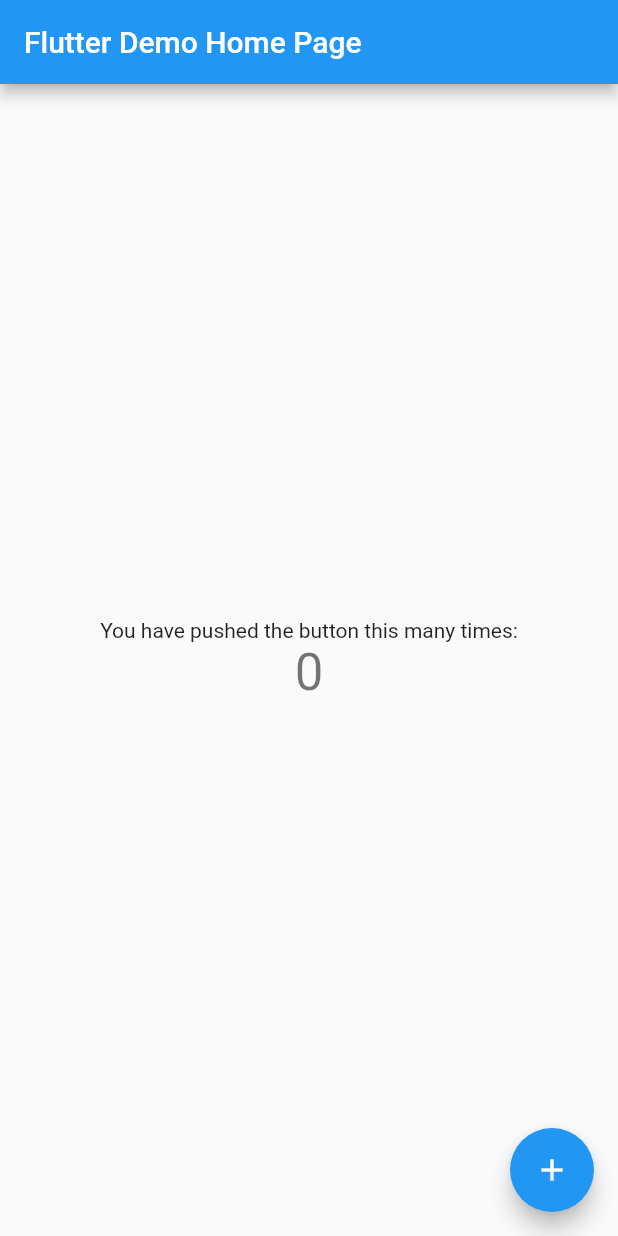
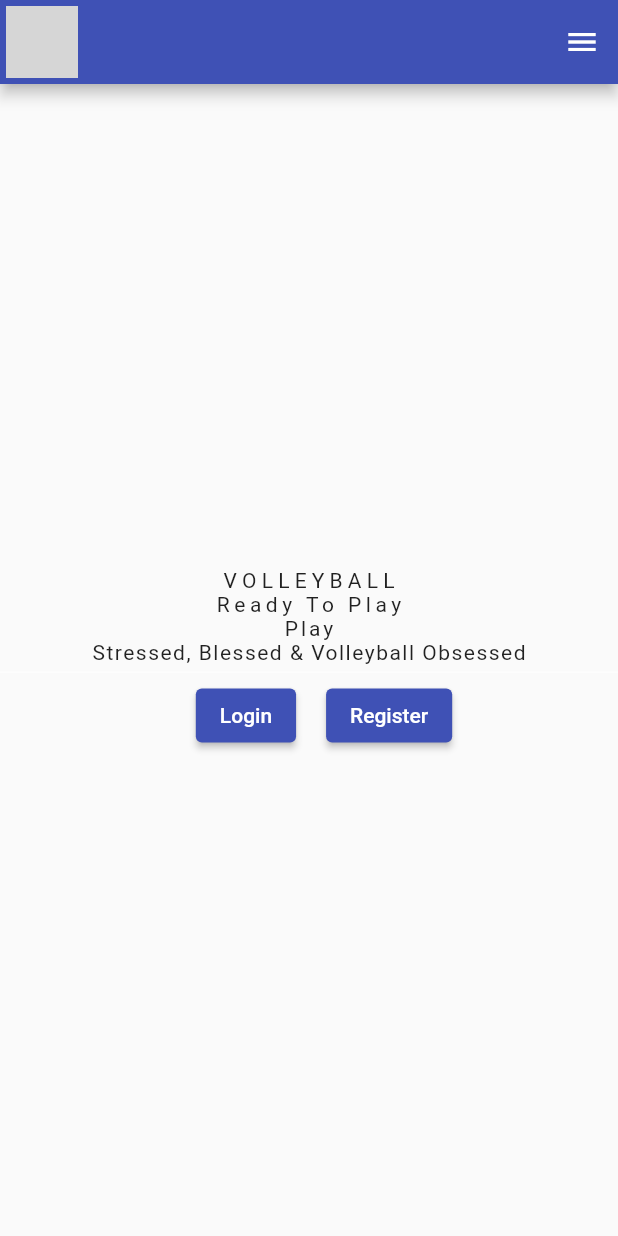
Before and after one commit to MissamRazaNaqvi/thecvl, a Flutter app: the screen it shows after launch, on a phone screen of 412 x 824 dp. Run offline on Flutter 3.47's test engine with Material 2 defaults, Android fonts, the phone set to English and light mode, and no system bars; grey boxes are pictures that could not be loaded.

Commit message:
commit for maherban

```diff
--- a/lib/main.dart
+++ b/lib/main.dart
@@ -1,4 +1,6 @@
 import 'package:flutter/material.dart';
+import 'package:thecvl/aboutus.dart';
+import 'package:thecvl/news.dart';
 
 void main() {
   runApp(const MyApp());
@@ -6,105 +8,140 @@
 
 class MyApp extends StatelessWidget {
   const MyApp({Key? key}) : super(key: key);
-
-  // This widget is the root of your application.
   @override
   Widget build(BuildContext context) {
     return MaterialApp(
-      title: 'hello HCL',
+      title: 'CVL',
       theme: ThemeData(
-        // This is the theme of your application.
-        //
-        // Try running your application with "flutter run". You'll see the
-        // application has a blue toolbar. Then, without quitting the app, try
-        // changing the primarySwatch below to Colors.green and then invoke
-        // "hot reload" (press "r" in the console where you ran "flutter run",
-        // or simply save your changes to "hot reload" in a Flutter IDE).
-        // Notice that the counter didn't reset back to zero; the application
-        // is not restarted.
-        primarySwatch: Colors.blue,
+        primarySwatch: Colors.indigo,
       ),
-      home: const MyHomePage(title: 'Flutter Demo Home Page'),
+      home: const cvl(),
     );
   }
 }
 
-class MyHomePage extends StatefulWidget {
-  const MyHomePage({Key? key, required this.title}) : super(key: key);
-
-  // This widget is the home page of your application. It is stateful, meaning
-  // that it has a State object (defined below) that contains fields that affect
-  // how it looks.
-
-  // This class is the configuration for the state. It holds the values (in this
-  // case the title) provided by the parent (in this case the App widget) and
-  // used by the build method of the State. Fields in a Widget subclass are
-  // always marked "final".
-
-  final String title;
+class cvl extends StatefulWidget {
+  const cvl({Key? key}) : super(key: key);
 
   @override
-  State<MyHomePage> createState() => _MyHomePageState();
+  State<cvl> createState() => _cvlState();
 }
 
-class _MyHomePageState extends State<MyHomePage> {
-  int _counter = 0;
-
-  void _incrementCounter() {
-    setState(() {
-      _counter++;
-    });
-  }
-
+class _cvlState extends State<cvl> {
   @override
   Widget build(BuildContext context) {
-    // This method is rerun every time setState is called, for instance as done
-    // by the _incrementCounter method above.
-    //
-    // The Flutter framework has been optimized to make rerunning build methods
-    // fast, so that you can just rebuild anything that needs updating rather
-    // than having to individually change instances of widgets.
     return Scaffold(
       appBar: AppBar(
-        // Here we take the value from the MyHomePage object that was created by
-        // the App.build method, and use it to set our appbar title.
-        title: Text(widget.title),
+        leading: Padding(
+          padding: const EdgeInsets.all(4.0),
+          child:
+          Image.asset('images/vcl.jpg',height: 10.0),
+        ),
       ),
-      body: Center(
-        // Center is a layout widget. It takes a single child and positions it
-        // in the middle of the parent.
-        child: Column(
-          // Column is also a layout widget. It takes a list of children and
-          // arranges them vertically. By default, it sizes itself to fit its
-          // children horizontally, and tries to be as tall as its parent.
-          //
-          // Invoke "debug painting" (press "p" in the console, choose the
-          // "Toggle Debug Paint" action from the Flutter Inspector in Android
-          // Studio, or the "Toggle Debug Paint" command in Visual Studio Code)
-          // to see the wireframe for each widget.
-          //
-          // Column has various properties to control how it sizes itself and
-          // how it positions its children. Here we use mainAxisAlignment to
-          // center the children vertically; the main axis here is the vertical
-          // axis because Columns are vertical (the cross axis would be
-          // horizontal).
-          mainAxisAlignment: MainAxisAlignment.center,
-          children: <Widget>[
-            const Text(
-              'You have pushed the button this many times:',
+      endDrawer: Drawer(
+        backgroundColor: Colors.indigo,
+        elevation: 10.0,
+        child: ListView(
+          children: [
+            ListTile(
+              leading: Icon(Icons.home),
+              title: Text('Home',style: TextStyle(fontSize: 10, color: Colors.white)),
+              onTap: (){
+                Navigator.push(
+                  context,
+                  MaterialPageRoute(builder: (context) => const MyApp()),
+                );
+              },
             ),
-            Text(
-              '$_counter',
-              style: Theme.of(context).textTheme.headline4,
+            Divider(height: 2.0,),
+            ListTile(
+              leading: Icon(Icons.newspaper),
+              title: Text('News',style: TextStyle(fontSize: 10, color: Colors.white )),
+              onTap: (){
+                Navigator.push(
+                  context,
+                  MaterialPageRoute(builder: (context) => const newsApp()),
+                );
+              },
+            ),
+            Divider(height: 2.0,),
+            ListTile(
+              leading: Icon(Icons.app_registration_rounded),
+              title: Text('Registration',style: TextStyle(fontSize: 10, color: Colors.white )),
+              onTap: (){},
+            ),
+            Divider(height: 2.0,),
+            ListTile(
+              leading: Icon(Icons.info),
+              title: Text('About Us',style: TextStyle(fontSize: 10, color: Colors.white )),
+              onTap: (){
+                Navigator.push(
+                  context,
+                  MaterialPageRoute(builder: (context) => const aboutUs()),
+                );
+              },
             ),
           ],
         ),
       ),
-      floatingActionButton: FloatingActionButton(
-        onPressed: _incrementCounter,
-        tooltip: 'Increment',
-        child: const Icon(Icons.add),
-      ), // This trailing comma makes auto-formatting nicer for build methods.
+      body: Container(
+          child: Column(
+            mainAxisAlignment: MainAxisAlignment.center,
+            children: [
+              Row(
+                mainAxisAlignment: MainAxisAlignment.center,
+                children: [
+                  Text('V O L L E Y B A L L'),
+                ],
+              ),
+              Row(
+                mainAxisAlignment: MainAxisAlignment.center,
+                children: [
+                  Text('Ready To Play', style: TextStyle(letterSpacing: 3.0)),
+                ],
+              ),
+              Row(
+                mainAxisAlignment: MainAxisAlignment.center,
+                children: [
+                  Text('Play', style: TextStyle(letterSpacing: 2.0),),
+                ],
+              ),
+              Row(
+                mainAxisAlignment: MainAxisAlignment.center,
+                children: [
+                  Text('Stressed, Blessed & Volleyball Obsessed', style: TextStyle(letterSpacing: 1.0),),
+                ],
+              ),
+              Divider(height: 10.0,color: Colors.white,),
+              Row(
+
+                mainAxisAlignment: MainAxisAlignment.center,
+                crossAxisAlignment: CrossAxisAlignment.center,
+                children: [
+                  Padding(padding: EdgeInsets.all(10)),
+                  Container(
+                    child: ElevatedButton(
+                      onPressed: () {
+                        //Text('Register');
+                      }, child: Text('Login'),
+                      style: ButtonStyle(),
+                    ),
+                  ),
+                  Padding(padding: EdgeInsets.all(10)),
+                  Container(
+                    child: ElevatedButton(
+                      onPressed: () {
+                        Text('Register');
+                      }, child: Text('Register'),
+
+                    ),
+                  )
+                ],
+              )
+            ],
+          )
+      ),
+
     );
   }
 }
```
Also changed, not shown: lib/aboutus.dart (added, +98 -0 lines), lib/news.dart (added, +72 -0 lines).
